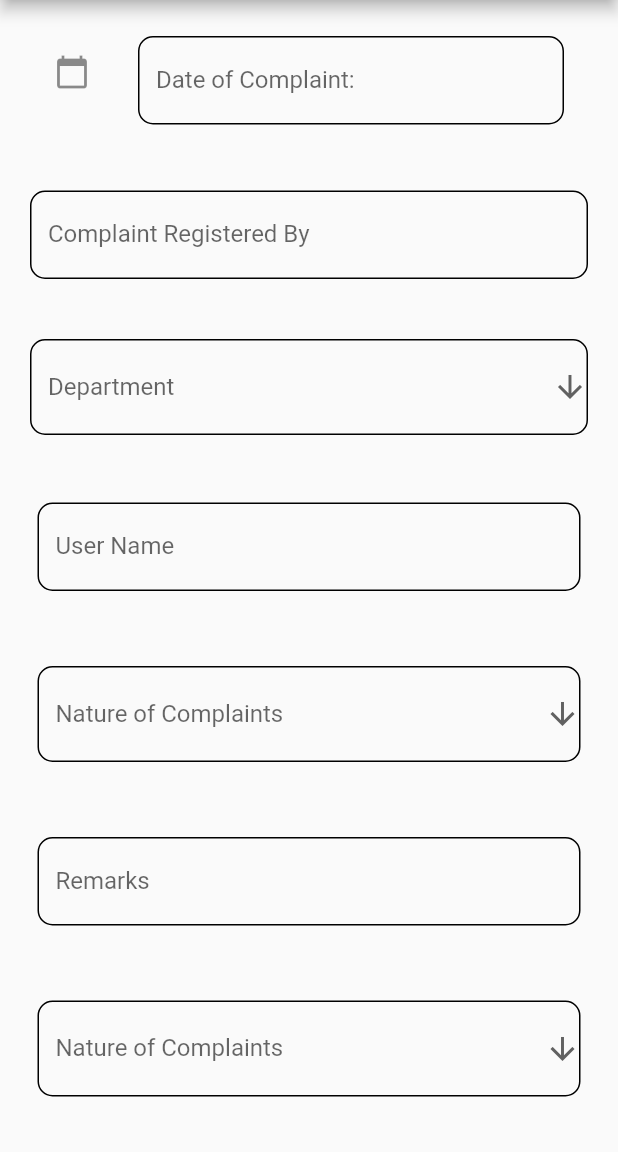
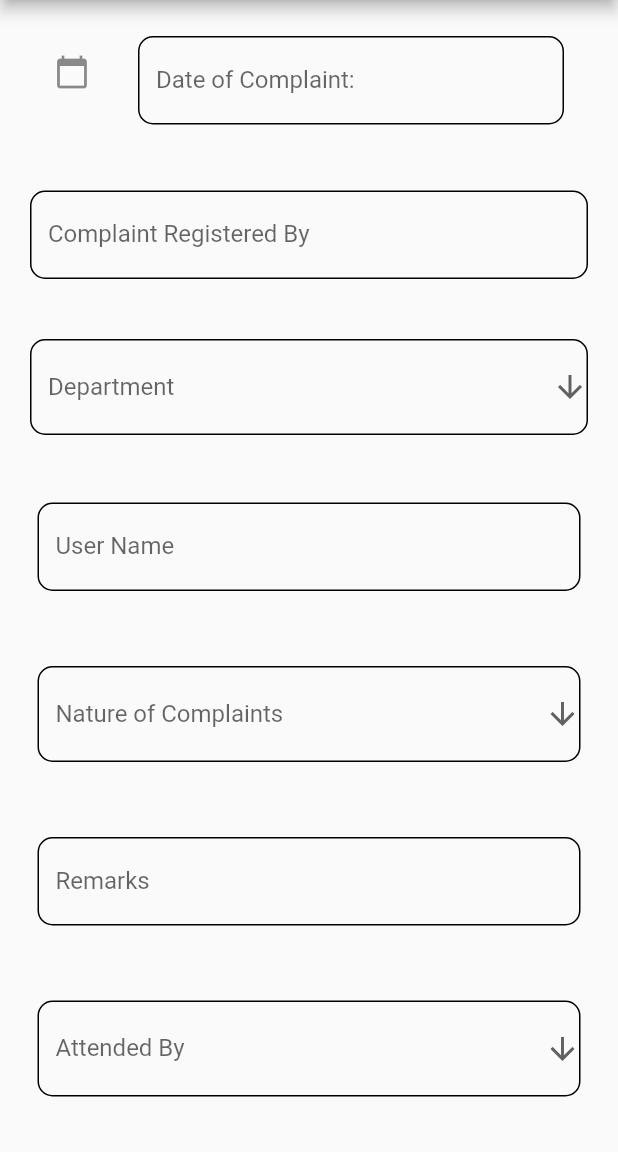
Before and after one commit to aniruddhpillai1699/kamachi_app, a Flutter app: the EditPage screen opened directly with empty values, on a phone screen of 412 x 824 dp, the part 84-1236 px from its top. Run offline on Flutter 3.47's test engine with Material 2 defaults, Android fonts, the phone set to English and light mode, and no system bars; our stand-ins replace firebase_auth, firebase_database, firebase_messaging, flutter_local_notifications, package_info; accounts and stored records are empty.

Commit message:
pre final commit

```diff
--- a/lib/Pages/EditPage.dart
+++ b/lib/Pages/EditPage.dart
@@ -334,7 +334,7 @@ class _EditPageState extends State<EditPage> {
                       value: attendcontroller.text,
                       icon: Icon(Icons.arrow_downward),
                       decoration: InputDecoration(
-                        labelText: "Nature of Complaints",
+                        labelText: "Attended By",
                         enabledBorder: OutlineInputBorder(
                           borderRadius: BorderRadius.circular(10.0),
                         ),
--- a/lib/Pages/FormPage.dart
+++ b/lib/Pages/FormPage.dart
@@ -305,7 +305,7 @@ class _FormPageState extends State<FormPage> {
                       value: dropDownValue1,
                       icon: Icon(Icons.arrow_downward),
                       decoration: InputDecoration(
-                        labelText: "Nature of Complaints",
+                        labelText: "`Nature of Complaints",
                         enabledBorder: OutlineInputBorder(
                           borderRadius: BorderRadius.circular(10.0),
                         ),
```
